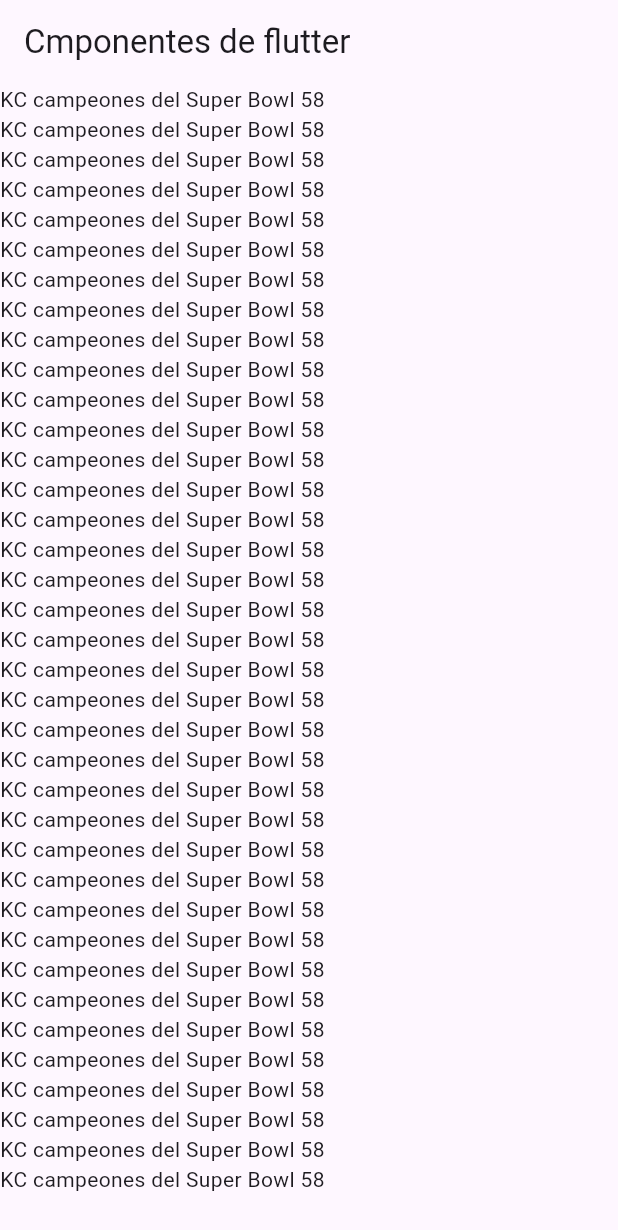
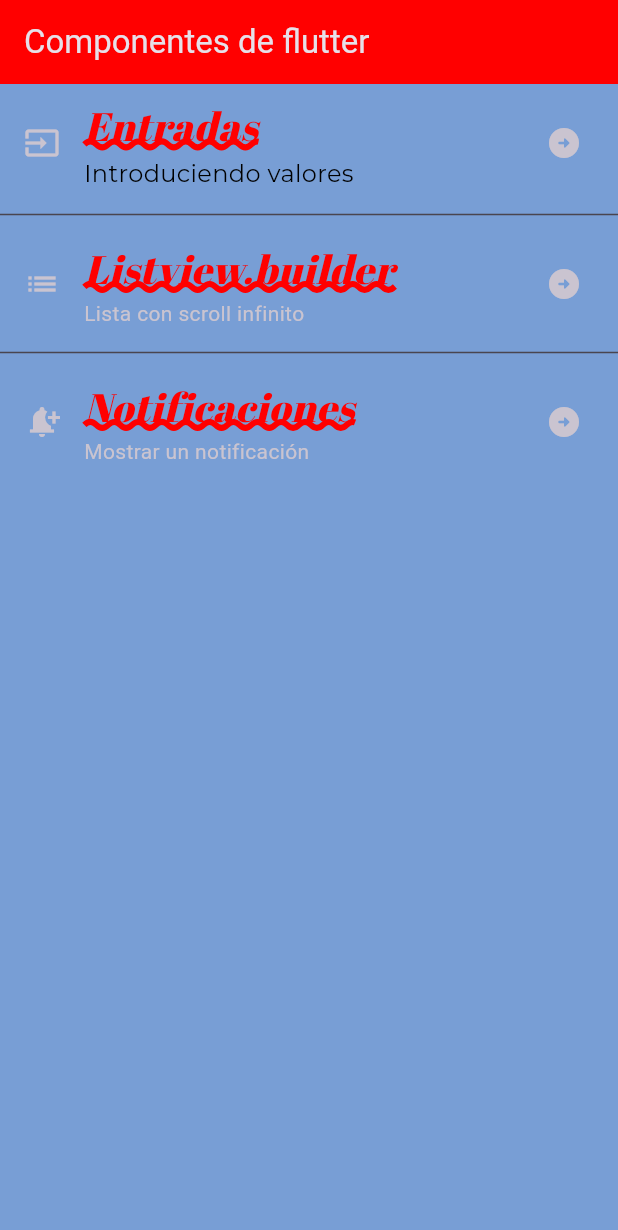
Before and after one commit to ifranco07/componentes_flutter, a Flutter app: the screen it shows after launch, on a phone screen of 412 x 824 dp. Shown: the top 1230 px of the screen. Run offline on Flutter 3.47's test engine with Material 3 defaults, Android fonts, the phone set to English and light mode, and no system bars; our stand-ins replace google_fonts.

Commit message:
Adding GoogleFonts and TextTheme

```diff
--- a/lib/home_screen.dart
+++ /dev/null
@@ -1,55 +0,0 @@
-import 'package:flutter/material.dart';
-
-class HomeScreen extends StatelessWidget {
-  const HomeScreen({super.key});
-
-  @override
-  Widget build(BuildContext context) {
-    return Scaffold(
-      appBar: AppBar(
-        title:const Text('Cmponentes de flutter'),
-        ),
-        body: ListView (
-          children: const [
-            Text('KC campeones del Super Bowl 58'),
-            Text('KC campeones del Super Bowl 58'),
-            Text('KC campeones del Super Bowl 58'),
-            Text('KC campeones del Super Bowl 58'),
-            Text('KC campeones del Super Bowl 58'),
-            Text('KC campeones del Super Bowl 58'),
-            Text('KC campeones del Super Bowl 58'),
-            Text('KC campeones del Super Bowl 58'),
-            Text('KC campeones del Super Bowl 58'),
-            Text('KC campeones del Super Bowl 58'),
-            Text('KC campeones del Super Bowl 58'),
-            Text('KC campeones del Super Bowl 58'),
-            Text('KC campeones del Super Bowl 58'),
-            Text('KC campeones del Super Bowl 58'),
-            Text('KC campeones del Super Bowl 58'),
-            Text('KC campeones del Super Bowl 58'),
-            Text('KC campeones del Super Bowl 58'),
-            Text('KC campeones del Super Bowl 58'),
-            Text('KC campeones del Super Bowl 58'),
-            Text('KC campeones del Super Bowl 58'),
-            Text('KC campeones del Super Bowl 58'),
-            Text('KC campeones del Super Bowl 58'),
-            Text('KC campeones del Super Bowl 58'),
-            Text('KC campeones del Super Bowl 58'),
-            Text('KC campeones del Super Bowl 58'),
-            Text('KC campeones del Super Bowl 58'),
-            Text('KC campeones del Super Bowl 58'),
-            Text('KC campeones del Super Bowl 58'),
-            Text('KC campeones del Super Bowl 58'),
-            Text('KC campeones del Super Bowl 58'),
-            Text('KC campeones del Super Bowl 58'),
-            Text('KC campeones del Super Bowl 58'),
-            Text('KC campeones del Super Bowl 58'),
-            Text('KC campeones del Super Bowl 58'),
-            Text('KC campeones del Super Bowl 58'),
-            Text('KC campeones del Super Bowl 58'),
-            Text('KC campeones del Super Bowl 58'),
-          ],
-        ),
-    );
-  }
-}
--- a/lib/main_app.dart
+++ b/lib/main_app.dart
@@ -1,14 +1,16 @@
 import 'package:flutter/material.dart';
-import 'home_screen.dart';
+import 'package:practica3/theme/app_theme.dart';
+import 'screens/home_screen.dart';
 
 class MainApp extends StatelessWidget {
   const MainApp({super.key});
 
   @override
   Widget build(BuildContext context) {
-    return const MaterialApp(
+    return  MaterialApp(
       debugShowCheckedModeBanner: false,
-      home: HomeScreen(),
-      );
+      home: const HomeScreen(),
+      theme: AppTheme.darkTheme,
+          );
   }
 }
--- /dev/null
+++ b/lib/screens/home_screen.dart
@@ -0,0 +1,53 @@
+import 'package:flutter/material.dart';
+import 'package:practica3/theme/app_theme.dart';
+
+class HomeScreen extends StatelessWidget {
+  const HomeScreen({super.key});
+
+  @override
+  Widget build(BuildContext context) {
+    return Scaffold(
+      appBar: AppBar(
+        title:const Text('Componentes de flutter'),
+        ),
+        body: ListView (
+          children: [
+            ListTile(
+              title: Text(
+                'Entradas',
+                //style: Theme.of(context).textTheme.headlineLarge,
+                style: AppTheme.darkTheme.textTheme.headlineLarge,
+                ),
+              subtitle:  Text(
+                'Introduciendo valores',
+                style: AppTheme.darkTheme.textTheme.bodySmall,
+                ),
+              leading:  const Icon(Icons.input),
+              trailing: const Icon(Icons.arrow_circle_right_rounded),
+            ),
+            const Divider (),
+            ListTile(
+              title: Text(
+                'Listview.builder',
+                style: AppTheme.darkTheme.textTheme.headlineLarge
+                ),
+              subtitle: const Text('Lista con scroll infinito'),
+              leading: const Icon(Icons.list),
+              trailing: const Icon(Icons.arrow_circle_right_rounded),
+            ),
+            const Divider(),
+            ListTile(
+              title: Text(
+                'Notificaciones',
+                style: AppTheme.darkTheme.textTheme.headlineLarge,
+              ),
+              subtitle: const Text('Mostrar un notificación'),
+              leading: const Icon(Icons.notification_add),
+              trailing: const Icon(Icons.arrow_circle_right_rounded),
+            ),
+
+          ],
+        ),
+    );
+  }
+}
--- /dev/null
+++ b/lib/theme/app_theme.dart
@@ -0,0 +1,38 @@
+//Definicion de los temas de estilo de la app
+import 'package:flutter/material.dart';
+import 'package:google_fonts/google_fonts.dart';
+
+class AppTheme{
+  //Constante de color primario
+  static const primaryColor= Color.fromARGB(255, 255, 0, 0);
+  //Constante de color secunadrio
+  static const secondaryColor= Colors.black;
+  //Constante de color de fondo
+  static const backColor=  Color.fromARGB(197, 80, 130, 200);
+  //Constante de tema
+  static final ThemeData darkTheme= ThemeData.dark().copyWith(
+    scaffoldBackgroundColor: backColor,
+        appBarTheme: const AppBarTheme(
+          color: primaryColor
+  ),
+  textTheme: TextTheme(
+    //Titulos muy grandes
+    headlineLarge: GoogleFonts.abrilFatface(
+      color:primaryColor,
+      fontSize: 26.5,
+      fontWeight: FontWeight.w500,
+      fontStyle: FontStyle.italic,
+      decoration: TextDecoration.underline,
+      decorationColor: primaryColor,
+      decorationStyle: TextDecorationStyle.wavy,
+      decorationThickness: 3.0,
+    ),
+
+    //Estilo para texto muy pequeño
+    bodySmall: GoogleFonts.montserrat(
+      color: secondaryColor,
+      fontSize: 16.0
+    )
+  )
+);
+}
--- a/pubspec.yaml
+++ b/pubspec.yaml
@@ -9,6 +9,7 @@
 dependencies:
   flutter:
     sdk: flutter
+  google_fonts: ^6.1.0
 
 dev_dependencies:
   flutter_test:
```
Also changed, not shown: pubspec.lock.
